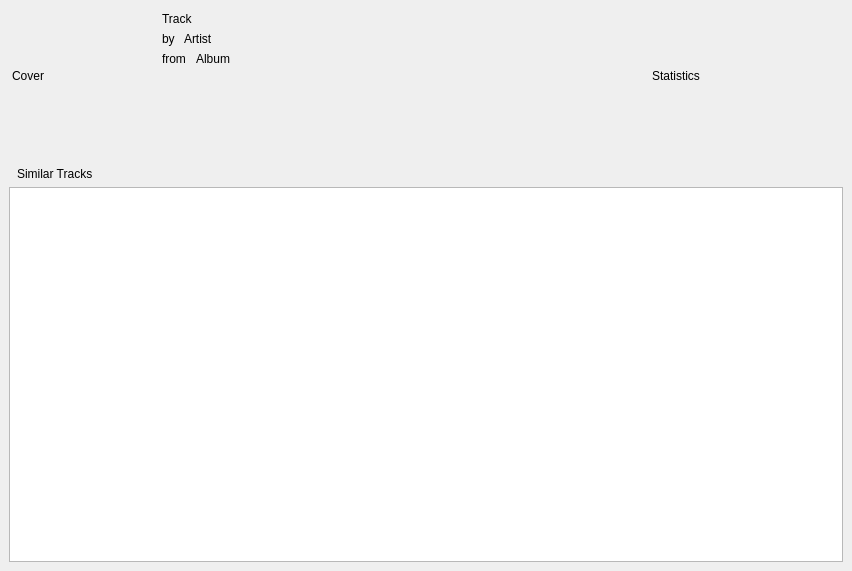
This is src/libtomahawk/widgets/infowidgets/TrackInfoWidget.ui in tomahawk-player/tomahawk as Qt 5 draws it before an edit. The edited form follows.
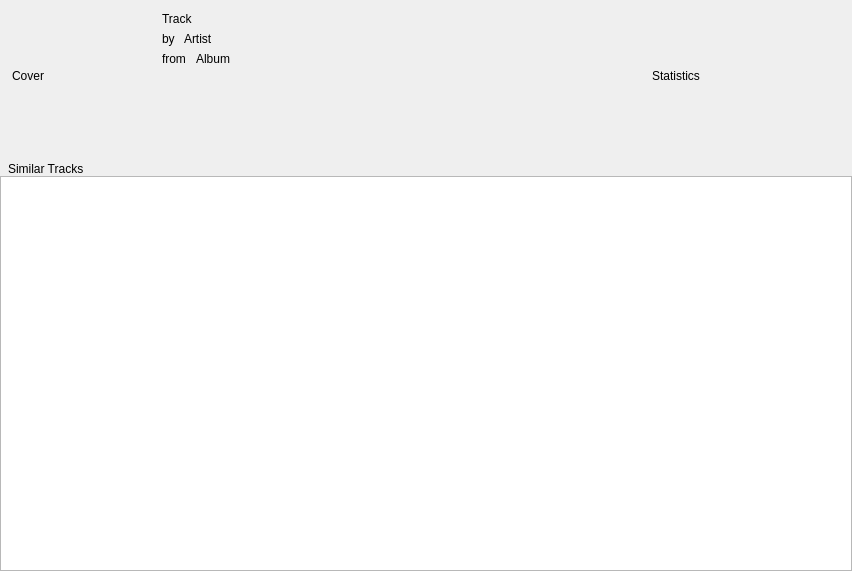
This is the edited form. Custom widgets are drawn as their Qt base class.

Commit message: * Layout fixes for TrackInfoWidget.

```diff
--- a/src/libtomahawk/widgets/infowidgets/TrackInfoWidget.ui
+++ b/src/libtomahawk/widgets/infowidgets/TrackInfoWidget.ui
@@ -165,6 +165,21 @@
    <item>
     <widget class="QWidget" name="tracksWidget" native="true">
      <layout class="QVBoxLayout" name="verticalLayout_2">
+      <property name="spacing">
+       <number>0</number>
+      </property>
+      <property name="leftMargin">
+       <number>0</number>
+      </property>
+      <property name="topMargin">
+       <number>4</number>
+      </property>
+      <property name="rightMargin">
+       <number>0</number>
+      </property>
+      <property name="bottomMargin">
+       <number>0</number>
+      </property>
       <item>
        <widget class="QLabel" name="similarTracksLabel">
         <property name="text">
@@ -196,6 +211,11 @@
    <extends>QListView</extends>
    <header>playlist/AlbumView.h</header>
   </customwidget>
+  <customwidget>
+   <class>HeaderLabel</class>
+   <extends>QLabel</extends>
+   <header>widgets/HeaderLabel.h</header>
+  </customwidget>
  </customwidgets>
  <resources/>
  <connections/>
```
Left out of the diff: 2 changed lines with no effect on the pictures. The commit also changes 1 other file.
